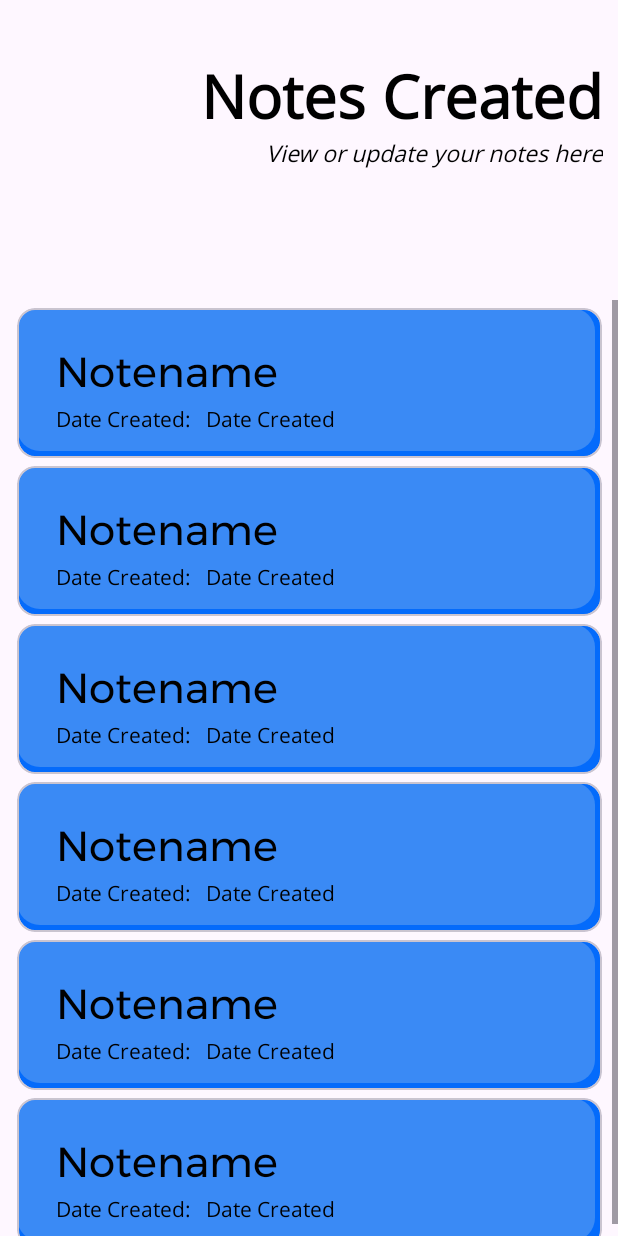
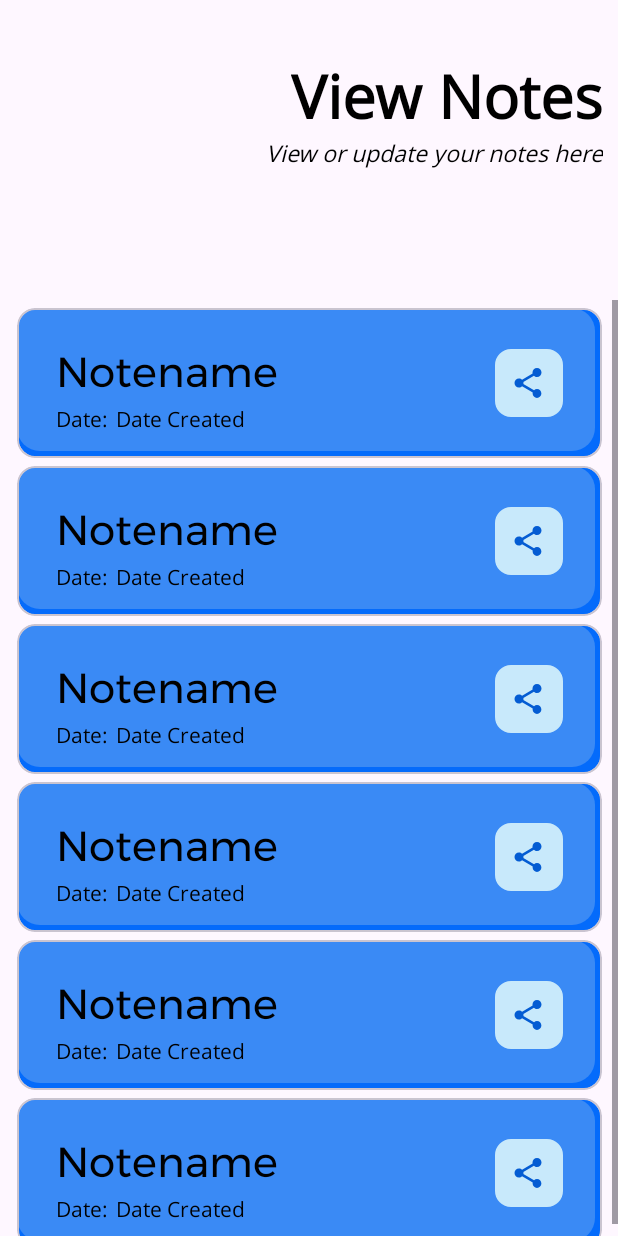
Before and after one commit to Dhruv16S/StudyMate, an Android app: the layout fragment_notes.xml on its own in the app's theme, with its tools: preview values and no code run, on a phone screen of 412 x 824 dp. Run offline under Robolectric (Android 15) with nearby library versions, the light colour scheme and no system bars.

Commit message:
Complete Share Page UI

```diff
--- a/app/src/main/AndroidManifest.xml
+++ b/app/src/main/AndroidManifest.xml
@@ -21,6 +21,9 @@
         android:supportsRtl="true"
         android:theme="@style/Theme.StudyMate"
         tools:targetApi="31">
+        <activity
+            android:name=".ShareActivity"
+            android:exported="false" />
         <activity
             android:name=".ViewNotes"
             android:exported="false" />
--- /dev/null
+++ b/app/src/main/res/drawable/cancel_icon4.xml
@@ -0,0 +1,5 @@
+<vector android:height="24dp" android:tint="@color/dark_blue_d1"
+    android:viewportHeight="24" android:viewportWidth="24"
+    android:width="24dp" xmlns:android="http://schemas.android.com/apk/res/android">
+    <path android:fillColor="@android:color/white" android:pathData="M12,2C6.47,2 2,6.47 2,12s4.47,10 10,10 10,-4.47 10,-10S17.53,2 12,2zM17,15.59L15.59,17 12,13.41 8.41,17 7,15.59 10.59,12 7,8.41 8.41,7 12,10.59 15.59,7 17,8.41 13.41,12 17,15.59z"/>
+</vector>
--- /dev/null
+++ b/app/src/main/res/drawable/share_icon.xml
@@ -0,0 +1,5 @@
+<vector android:height="24dp" android:tint="@color/dark_blue_d1"
+    android:viewportHeight="24" android:viewportWidth="24"
+    android:width="24dp" xmlns:android="http://schemas.android.com/apk/res/android">
+    <path android:fillColor="@android:color/white" android:pathData="M18,16.08c-0.76,0 -1.44,0.3 -1.96,0.77L8.91,12.7c0.05,-0.23 0.09,-0.46 0.09,-0.7s-0.04,-0.47 -0.09,-0.7l7.05,-4.11c0.54,0.5 1.25,0.81 2.04,0.81 1.66,0 3,-1.34 3,-3s-1.34,-3 -3,-3 -3,1.34 -3,3c0,0.24 0.04,0.47 0.09,0.7L8.04,9.81C7.5,9.31 6.79,9 6,9c-1.66,0 -3,1.34 -3,3s1.34,3 3,3c0.79,0 1.5,-0.31 2.04,-0.81l7.12,4.16c-0.05,0.21 -0.08,0.43 -0.08,0.65 0,1.61 1.31,2.92 2.92,2.92 1.61,0 2.92,-1.31 2.92,-2.92s-1.31,-2.92 -2.92,-2.92z"/>
+</vector>
--- a/app/src/main/res/layout/card_design.xml
+++ b/app/src/main/res/layout/card_design.xml
@@ -51,7 +51,7 @@
                 android:layout_marginStart="10dp"
                 android:background="@android:color/transparent"
                 android:fontFamily="@font/open_sans"
-                android:text="Date Created: "
+                android:text="Date: "
                 android:textColor="@color/black"
                 android:textCursorDrawable="@drawable/black_cursor"
                 android:textSize="14sp"
@@ -63,7 +63,7 @@
                 android:id="@+id/cardDateCreated"
                 android:layout_width="match_parent"
                 android:layout_height="wrap_content"
-                android:layout_marginStart="110dp"
+                android:layout_marginStart="50dp"
                 android:background="@android:color/transparent"
                 android:fontFamily="@font/open_sans"
                 android:text="Date Created"
@@ -74,6 +74,24 @@
                 app:layout_constraintTop_toBottomOf="@id/cardNoteName"
                 tools:ignore="HardcodedText" />
 
+            <androidx.appcompat.widget.AppCompatButton
+                android:id="@+id/share"
+                android:layout_width="45dp"
+                android:layout_height="45dp"
+                android:layout_marginEnd="10dp"
+                android:background="@drawable/button_template"
+                android:backgroundTint="@color/light_blue"
+                android:drawableStart="@drawable/share_icon"
+                android:drawablePadding="8dp"
+                android:fontFamily="@font/open_sans"
+                android:padding="10dp"
+                android:textAllCaps="true"
+                android:textColor="@color/black"
+                android:textStyle="bold"
+                app:layout_constraintBottom_toBottomOf="parent"
+                app:layout_constraintEnd_toEndOf="parent"
+                app:layout_constraintTop_toTopOf="parent" />
+
         </androidx.constraintlayout.widget.ConstraintLayout>
     </com.google.android.material.card.MaterialCardView>
 
--- a/app/src/main/res/layout/fragment_notes.xml
+++ b/app/src/main/res/layout/fragment_notes.xml
@@ -17,7 +17,7 @@
             android:layout_marginTop="36dp"
             android:layout_marginEnd="10dp"
             android:fontFamily="@font/open_sans"
-            android:text="@string/notes_created"
+            android:text="View Notes"
             android:textColor="@color/black"
             android:textSize="40sp"
             android:textStyle="bold"
--- a/app/src/main/res/values-night/strings.xml
+++ b/app/src/main/res/values-night/strings.xml
@@ -19,7 +19,7 @@
     <string name="notes">Notes Created:   </string>
     <string name="files">Files Uploaded:   </string>
     <string name="question_cards">Question Cards:   </string>
-    <string name="notes_created">Notes Created</string>
+    <string name="view_notes">View Notes</string>
     <string name="view_update_notes">View or update your notes here</string>
     <string name="question_cards_frag">Question\nCards</string>
     <string name="q_cards_des">Use the note-based question\nanswering system. Select a note\nand ask questions.</string>
--- a/app/src/main/res/values/strings.xml
+++ b/app/src/main/res/values/strings.xml
@@ -19,7 +19,7 @@
     <string name="notes">Notes Created:   </string>
     <string name="files">Files Uploaded:   </string>
     <string name="question_cards">Question Cards:   </string>
-    <string name="notes_created">Notes Created</string>
+    <string name="view_notes">View Notes</string>
     <string name="view_update_notes">View or update your notes here</string>
     <string name="question_cards_frag">Question\nCards</string>
     <string name="q_cards_des">Use the note-based question\nanswering system. Select a note\nand ask questions.</string>
```
Also changed, not shown: app/src/main/java/com/example/studymate/CardAdapter.kt (+8 -0 lines), app/src/main/java/com/example/studymate/NotesFragment.kt (+7 -0 lines), app/src/main/java/com/example/studymate/QuestionAnsweringSystem.kt (+14 -1 lines), app/src/main/java/com/example/studymate/ShareActivity.kt (added, +37 -0 lines), app/src/main/java/com/example/studymate/ViewNotes.kt (+9 -0 lines), app/src/main/res/layout/activity_share.xml (added, +122 -0 lines).
